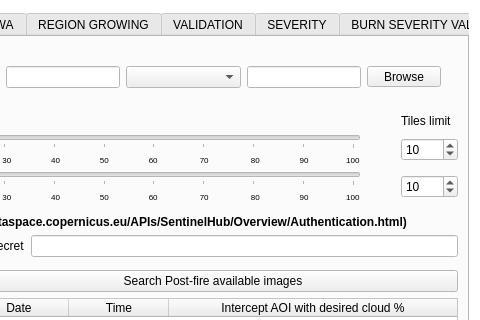
The window that BAD_dialog_base.ui (silviamacchi/BAD_v.3.0.0) describes before a commit, drawn with Qt 5; both pictures show x 550 to 1030 and y 0 to 320 of the 1030 by 700 pixel window.
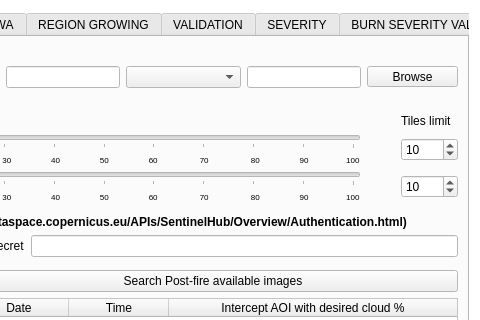
The same window after the commit.

Patch:
```diff
--- a/BAD_dialog_base.ui
+++ b/BAD_dialog_base.ui
@@ -696,6 +696,12 @@
          </item>
          <item row="0" column="7" colspan="2">
           <widget class="QToolButton" name="toolButton_AOI_path">
+           <property name="sizePolicy">
+            <sizepolicy hsizetype="Expanding" vsizetype="Fixed">
+             <horstretch>0</horstretch>
+             <verstretch>0</verstretch>
+            </sizepolicy>
+           </property>
            <property name="text">
             <string>   Browse   </string>
            </property>
```
Left out of the diff: 64 changed lines with no effect on the pictures.
